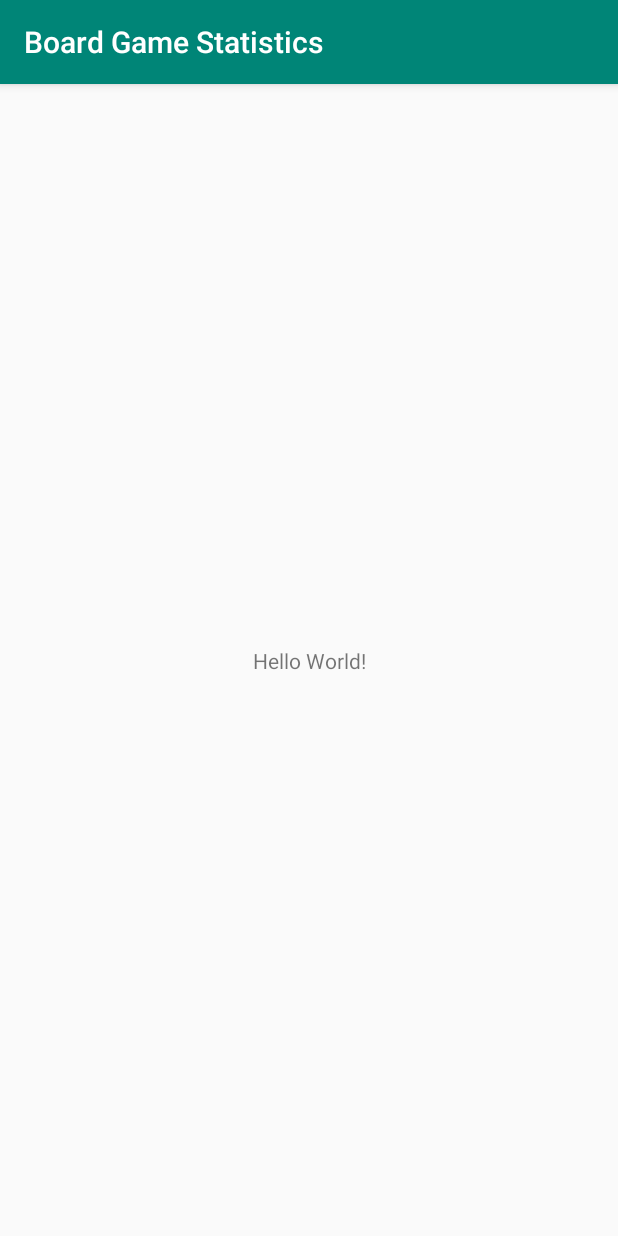
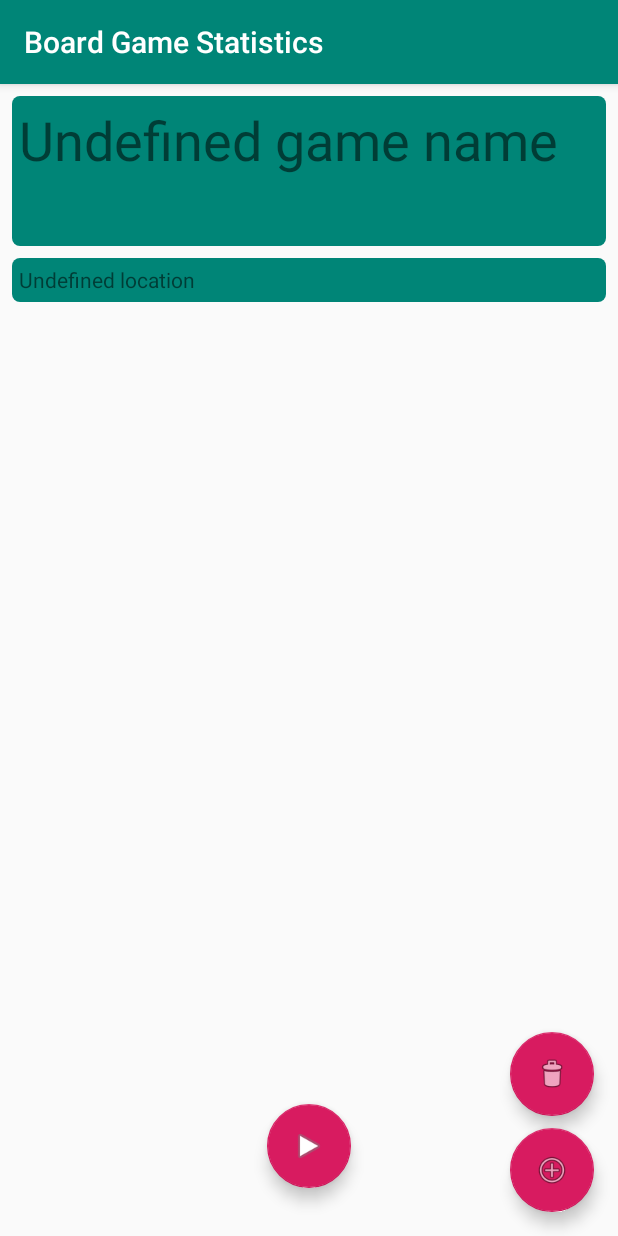
Before and after one commit to Gonzalocl/Board_Game_Statistics, an Android app: the screen it shows after launch (MainActivity), on a phone screen of 412 x 824 dp. Run offline under Robolectric (Android 15) with nearby library versions, the phone set to English and light mode, and no system bars.

Commit message:
ui without players list

```diff
--- a/app/build.gradle
+++ b/app/build.gradle
@@ -23,6 +23,7 @@ dependencies {
     implementation fileTree(dir: 'libs', include: ['*.jar'])
     implementation 'androidx.appcompat:appcompat:1.1.0'
     implementation 'androidx.constraintlayout:constraintlayout:1.1.3'
+    implementation 'com.google.android.material:material:1.0.0'
     testImplementation 'junit:junit:4.12'
     androidTestImplementation 'androidx.test.ext:junit:1.1.1'
     androidTestImplementation 'androidx.test.espresso:espresso-core:3.2.0'
--- /dev/null
+++ b/app/src/main/res/drawable/rounded_corner.xml
@@ -0,0 +1,10 @@
+<?xml version="1.0" encoding="utf-8"?>
+<shape xmlns:android="http://schemas.android.com/apk/res/android">
+    <solid android:color="@color/colorPrimary" />
+    <padding
+        android:left="5dp"
+        android:right="5dp"
+        android:top="5dp"
+        android:bottom="5dp" />
+    <corners android:radius="5dp" />
+</shape>
--- a/app/src/main/res/layout/activity_main.xml
+++ b/app/src/main/res/layout/activity_main.xml
@@ -6,13 +6,58 @@
     android:layout_height="match_parent"
     tools:context=".ui.MainActivity">
 
-    <TextView
+    <com.google.android.material.floatingactionbutton.FloatingActionButton
+        android:id="@+id/add_player"
         android:layout_width="wrap_content"
         android:layout_height="wrap_content"
-        android:text="Hello World!"
+        android:layout_marginEnd="16dp"
+        android:layout_marginBottom="16dp"
         app:layout_constraintBottom_toBottomOf="parent"
-        app:layout_constraintLeft_toLeftOf="parent"
-        app:layout_constraintRight_toRightOf="parent"
+        app:layout_constraintEnd_toEndOf="parent"
+        app:srcCompat="@android:drawable/ic_menu_add" />
+
+    <com.google.android.material.floatingactionbutton.FloatingActionButton
+        android:id="@+id/clear_player_list"
+        android:layout_width="wrap_content"
+        android:layout_height="wrap_content"
+        android:layout_marginBottom="8dp"
+        app:layout_constraintBottom_toTopOf="@+id/add_player"
+        app:layout_constraintEnd_toEndOf="@+id/add_player"
+        app:srcCompat="@android:drawable/ic_menu_delete" />
+
+    <com.google.android.material.floatingactionbutton.FloatingActionButton
+        android:id="@+id/start"
+        android:layout_width="wrap_content"
+        android:layout_height="wrap_content"
+        android:layout_marginBottom="32dp"
+        app:layout_constraintBottom_toBottomOf="parent"
+        app:layout_constraintEnd_toEndOf="parent"
+        app:layout_constraintStart_toStartOf="parent"
+        app:srcCompat="@android:drawable/ic_media_play" />
+
+    <TextView
+        android:id="@+id/game_name_text"
+        android:layout_width="0dp"
+        android:layout_height="100dp"
+        android:layout_marginStart="8dp"
+        android:layout_marginTop="8dp"
+        android:layout_marginEnd="8dp"
+        android:background="@drawable/rounded_corner"
+        android:text="@string/undefined_game_name"
+        android:textSize="36sp"
+        app:layout_constraintEnd_toEndOf="parent"
+        app:layout_constraintStart_toStartOf="parent"
         app:layout_constraintTop_toTopOf="parent" />
 
+    <TextView
+        android:id="@+id/location_text"
+        android:layout_width="0dp"
+        android:layout_height="29dp"
+        android:layout_marginTop="8dp"
+        android:background="@drawable/rounded_corner"
+        android:text="@string/undefined_location"
+        app:layout_constraintEnd_toEndOf="@+id/game_name_text"
+        app:layout_constraintStart_toStartOf="@+id/game_name_text"
+        app:layout_constraintTop_toBottomOf="@+id/game_name_text" />
+
 </androidx.constraintlayout.widget.ConstraintLayout>
--- a/app/src/main/res/values/strings.xml
+++ b/app/src/main/res/values/strings.xml
@@ -1,3 +1,5 @@
 <resources>
     <string name="app_name">Board Game Statistics</string>
+    <string name="undefined_game_name">Undefined game name</string>
+    <string name="undefined_location">Undefined location</string>
 </resources>
```
